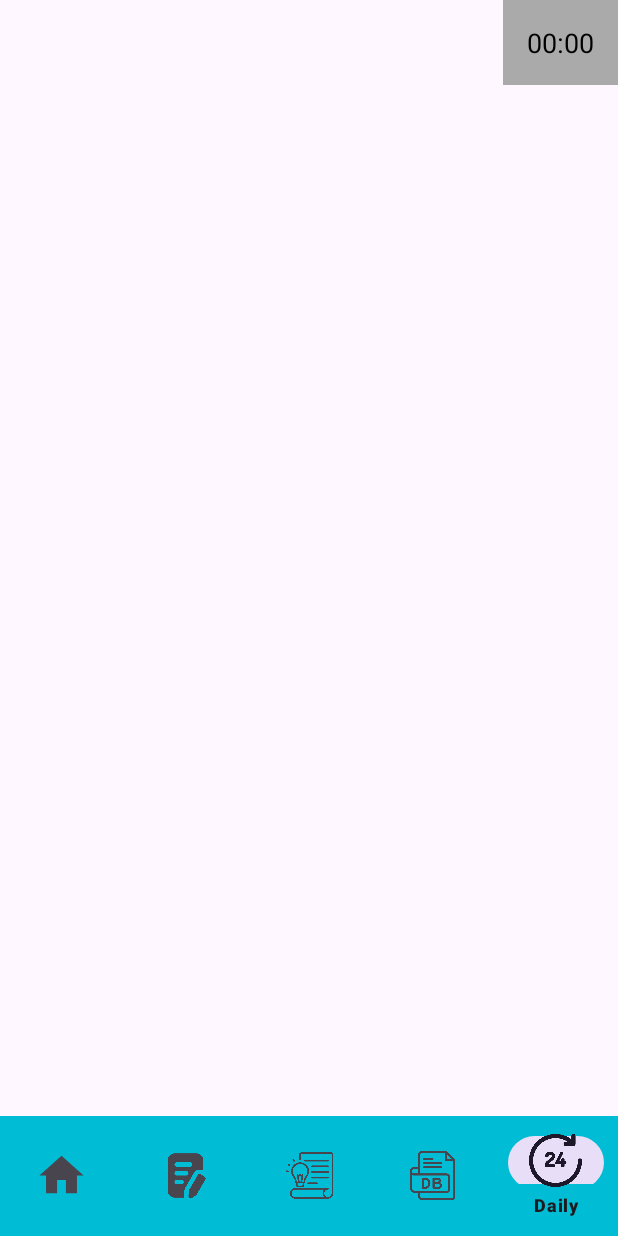
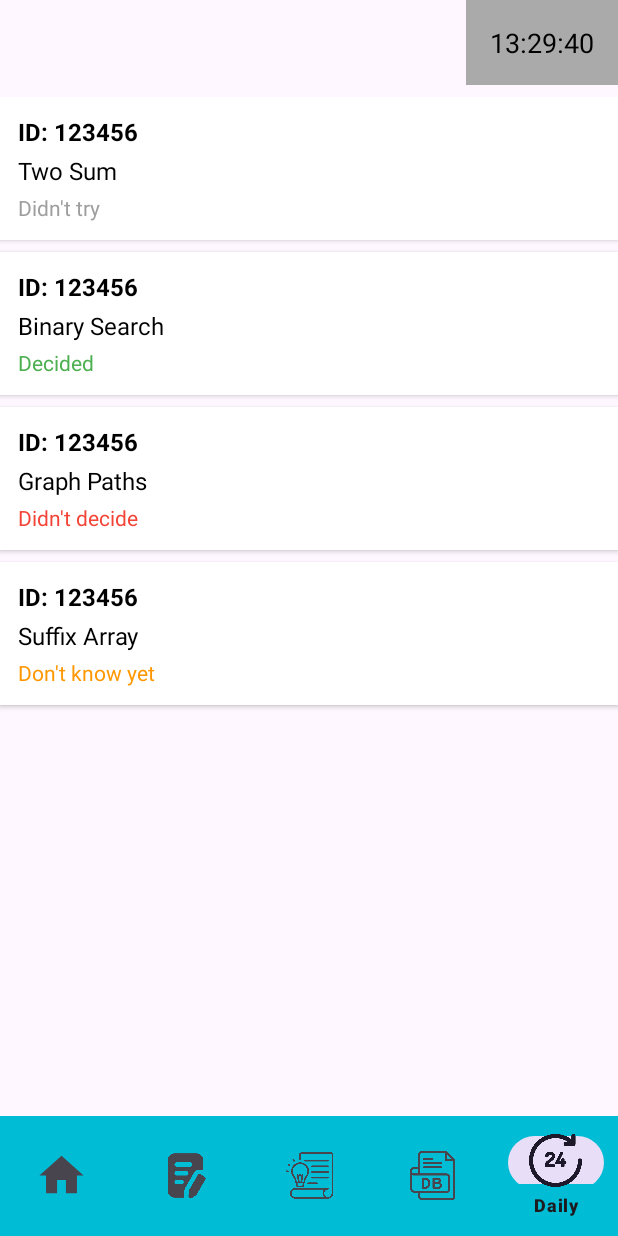
Before and after one commit to MikhailKapitov/android-cf-roulette, an Android app: the DailyTasksPageFragment screen opened through its navigation route, on a phone screen of 412 x 824 dp. Run offline under Robolectric (Android 15) with nearby library versions, the phone set to English and light mode, and no system bars; our stand-ins replace navigation-ui; pictures from the network do not load; 1 statement that could not run was skipped.

Commit message:
temp realizetion for daily tasks and add timer

```diff
--- a/CF_Roulette/app/src/main/java/com/example/cf_roulette/data/DataClasses.kt
+++ b/CF_Roulette/app/src/main/java/com/example/cf_roulette/data/DataClasses.kt
@@ -33,3 +33,11 @@ data class Contest(
     @Json(name = "startTimeSeconds") val startTimeSeconds: Int
     // Also "name", "phase", "frozen", "relativeTimeSeconds".
 )
+
+// temp realization
+data class Task(
+    val id: Int,
+    val name: String,
+    val status: Int,
+    val link: String?
+)
--- a/CF_Roulette/app/src/main/java/com/example/cf_roulette/fragments/DailyTasksPageFragment.kt
+++ b/CF_Roulette/app/src/main/java/com/example/cf_roulette/fragments/DailyTasksPageFragment.kt
@@ -1,17 +1,145 @@
 package com.example.cf_roulette.fragments
 
+import android.content.ClipData
+import android.content.ClipboardManager
+import android.content.Context
+import android.graphics.Color
 import android.os.Bundle
+import android.os.CountDownTimer
 import android.view.LayoutInflater
 import android.view.View
 import android.view.ViewGroup
+import android.widget.TextView
+import android.widget.Toast
 import androidx.fragment.app.Fragment
+import androidx.recyclerview.widget.LinearLayoutManager
+import androidx.recyclerview.widget.RecyclerView
 import com.example.cf_roulette.R
+import com.example.cf_roulette.data.Task
+import java.util.*
+import java.util.concurrent.TimeUnit
 
 class DailyTasksPageFragment : Fragment() {
+
+    private var countdownTimer: CountDownTimer? = null
+    private lateinit var timerTextView: TextView
+    private lateinit var recyclerView: RecyclerView
+    private lateinit var taskAdapter: TaskAdapter
+
     override fun onCreateView(
         inflater: LayoutInflater, container: ViewGroup?,
         savedInstanceState: Bundle?
     ): View? {
-        return inflater.inflate(R.layout.daily_tasks_page_fragment, container, false)
+        val view = inflater.inflate(R.layout.daily_tasks_page_fragment, container, false)
+        timerTextView = view.findViewById(R.id.timer_text)
+        recyclerView = view.findViewById(R.id.item_list)
+
+        setupRecyclerView()
+        startUtcCountdown()
+
+        return view
+    }
+
+    private fun setupRecyclerView() {
+        val defaultTasks = listOf(
+            Task(1, "Two Sum", 0, "https://codeforces.com/problemset/problem/1/A"),
+            Task(2, "Binary Search", 1, "https://codeforces.com/problemset/problem/2/B"),
+            Task(3, "Graph Paths", 2, "https://codeforces.com/problemset/problem/3/C"),
+            Task(4, "Suffix Array", 3, "https://codeforces.com/problemset/problem/4/D")
+        )
+
+        taskAdapter = TaskAdapter(defaultTasks) { task ->
+            task.link?.let {
+                copyToClipboard(it)
+                Toast.makeText(requireContext(), "Ссылка скопирована!", Toast.LENGTH_SHORT).show()
+            }
+        }
+
+        recyclerView.layoutManager = LinearLayoutManager(requireContext())
+        recyclerView.adapter = taskAdapter
+    }
+
+    private fun copyToClipboard(text: String) {
+        val clipboard = requireContext().getSystemService(Context.CLIPBOARD_SERVICE) as ClipboardManager
+        val clip = ClipData.newPlainText("Task Link", text)
+        clipboard.setPrimaryClip(clip)
+    }
+
+    private fun startUtcCountdown() {
+        val nowUtc = Calendar.getInstance(TimeZone.getTimeZone("UTC"))
+        val nextMidnightUtc = Calendar.getInstance(TimeZone.getTimeZone("UTC")).apply {
+            timeInMillis = nowUtc.timeInMillis
+            set(Calendar.HOUR_OF_DAY, 0)
+            set(Calendar.MINUTE, 0)
+            set(Calendar.SECOND, 0)
+            set(Calendar.MILLISECOND, 0)
+            add(Calendar.DAY_OF_YEAR, 1)
+        }
+
+        val millisUntilMidnight = nextMidnightUtc.timeInMillis - nowUtc.timeInMillis
+
+        countdownTimer = object : CountDownTimer(millisUntilMidnight, 1000) {
+            override fun onTick(millisUntilFinished: Long) {
+                val hours = TimeUnit.MILLISECONDS.toHours(millisUntilFinished)
+                val minutes = TimeUnit.MILLISECONDS.toMinutes(millisUntilFinished) % 60
+                val seconds = TimeUnit.MILLISECONDS.toSeconds(millisUntilFinished) % 60
+                timerTextView.text = String.format("%02d:%02d:%02d", hours, minutes, seconds)
+            }
+
+            override fun onFinish() {
+                timerTextView.text = "00:00:00"
+                startUtcCountdown()
+            }
+        }.start()
+    }
+
+    override fun onDestroyView() {
+        super.onDestroyView()
+        countdownTimer?.cancel()
     }
 }
+
+
+
+class TaskAdapter(
+    private val tasks: List<Task>,
+    private val onItemClick: (Task) -> Unit
+) : RecyclerView.Adapter<TaskAdapter.TaskViewHolder>() {
+
+    class TaskViewHolder(view: View) : RecyclerView.ViewHolder(view) {
+        val taskTitle: TextView = view.findViewById(R.id.task_name)
+        val taskStatus: TextView = view.findViewById(R.id.task_status)
+    }
+
+    override fun onCreateViewHolder(parent: ViewGroup, viewType: Int): TaskViewHolder {
+        val view = LayoutInflater.from(parent.context)
+            .inflate(R.layout.item_task, parent, false)
+        return TaskViewHolder(view)
+    }
+
+    override fun onBindViewHolder(holder: TaskViewHolder, position: Int) {
+        val task = tasks[position]
+        holder.taskTitle.text = task.name
+        holder.taskStatus.text = when (task.status) {
+            0 -> "Didn't try"
+            1 -> "Decided"
+            2 -> "Didn't decide"
+            3 -> "Don't know yet"
+            else -> "Unknown"
+        }
+
+        holder.taskStatus.setTextColor(
+            when (task.status) {
+                1 -> Color.parseColor("#4CAF50") // Зеленый — решил
+                2 -> Color.parseColor("#F44336") // Красный — не решил
+                0 -> Color.parseColor("#9E9E9E") // Серый — не пытался
+                3 -> Color.parseColor("#FF9800") // Оранжевый — пока не знаем
+                else -> Color.BLACK
+            }
+        )
+
+        holder.itemView.setOnClickListener { onItemClick(task) }
+    }
+
+    override fun getItemCount() = tasks.size
+}
--- a/CF_Roulette/app/src/main/res/layout/daily_tasks_page_fragment.xml
+++ b/CF_Roulette/app/src/main/res/layout/daily_tasks_page_fragment.xml
@@ -8,7 +8,7 @@
         android:id="@+id/timer_text"
         android:layout_width="wrap_content"
         android:layout_height="wrap_content"
-        android:text="00:00"
+        android:text="00:00:00"
         android:textSize="18sp"
         android:padding="16dp"
         android:layout_alignParentTop="true"
--- /dev/null
+++ b/CF_Roulette/app/src/main/res/layout/item_task.xml
@@ -0,0 +1,40 @@
+<?xml version="1.0" encoding="utf-8"?>
+<LinearLayout xmlns:android="http://schemas.android.com/apk/res/android"
+    android:orientation="vertical"
+    android:layout_width="match_parent"
+    android:layout_height="wrap_content"
+    android:padding="12dp"
+    android:background="@android:color/white"
+    android:layout_marginBottom="8dp"
+    android:elevation="2dp">
+
+
+    <TextView
+        android:id="@+id/task_id"
+        android:layout_width="wrap_content"
+        android:layout_height="wrap_content"
+        android:text="ID: 123456"
+        android:textStyle="bold"
+        android:textSize="16sp"
+        android:textColor="@android:color/black" />
+
+    <TextView
+        android:id="@+id/task_name"
+        android:layout_width="wrap_content"
+        android:layout_height="wrap_content"
+        android:text="Task name"
+        android:textSize="16sp"
+        android:textColor="@android:color/black"
+        android:layout_marginTop="4dp" />
+
+
+    <TextView
+        android:id="@+id/task_status"
+        android:layout_width="wrap_content"
+        android:layout_height="wrap_content"
+        android:text="Status: Pending"
+        android:textSize="14sp"
+        android:textColor="@android:color/darker_gray"
+        android:layout_marginTop="4dp"
+        android:visibility="visible" />
+</LinearLayout>
```
